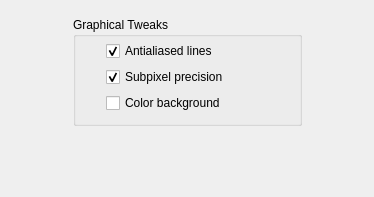
This is krita/plugins/paintops/hatching/wdghatchingpreferences.ui in KDE/krita as Qt 5 draws it before an edit. The edited form follows.
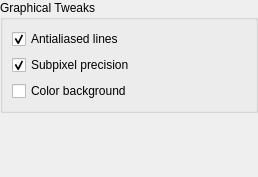
This is the edited form.

Commit message:
Make config UI of Hatching brush preferences more consistent
Before
* had parts centered horizontally

thanks boud for review

```diff
--- a/krita/plugins/paintops/hatching/wdghatchingpreferences.ui
+++ b/krita/plugins/paintops/hatching/wdghatchingpreferences.ui
@@ -6,74 +6,25 @@
    <rect>
     <x>0</x>
     <y>0</y>
-    <width>374</width>
-    <height>197</height>
+    <width>258</width>
+    <height>177</height>
    </rect>
   </property>
-  <property name="minimumSize">
-   <size>
-    <width>240</width>
-    <height>170</height>
-   </size>
+  <property name="sizePolicy">
+   <sizepolicy hsizetype="Preferred" vsizetype="Preferred">
+    <horstretch>0</horstretch>
+    <verstretch>0</verstretch>
+   </sizepolicy>
   </property>
-  <layout class="QGridLayout" name="gridLayout">
-   <property name="leftMargin">
-    <number>15</number>
+  <layout class="QVBoxLayout" name="verticalLayout">
+   <property name="margin">
+    <number>0</number>
    </property>
-   <property name="topMargin">
-    <number>17</number>
-   </property>
-   <property name="rightMargin">
-    <number>15</number>
-   </property>
-   <property name="bottomMargin">
-    <number>10</number>
-   </property>
-   <item row="1" column="1">
-    <spacer name="verticalSpacer">
-     <property name="orientation">
-      <enum>Qt::Vertical</enum>
-     </property>
-     <property name="sizeHint" stdset="0">
-      <size>
-       <width>20</width>
-       <height>40</height>
-      </size>
-     </property>
-    </spacer>
-   </item>
-   <item row="0" column="1">
+   <item>
     <widget class="QGroupBox" name="groupBox_2">
      <property name="title">
       <string>Graphical Tweaks</string>
      </property>
-     <layout class="QHBoxLayout" name="horizontalLayout_2" stretch="1,8,1">
-      <property name="leftMargin">
-       <number>10</number>
-      </property>
-      <property name="topMargin">
-       <number>4</number>
-      </property>
-      <property name="rightMargin">
-       <number>10</number>
-      </property>
-      <property name="bottomMargin">
-       <number>10</number>
-      </property>
-      <item>
-       <spacer name="horizontalSpacer_3">
-        <property name="orientation">
-         <enum>Qt::Horizontal</enum>
-        </property>
-        <property name="sizeHint" stdset="0">
-         <size>
-          <width>40</width>
-          <height>20</height>
-         </size>
-        </property>
-       </spacer>
-      </item>
-      <item>
        <layout class="QVBoxLayout" name="verticalLayout_2">
         <item>
          <widget class="QCheckBox" name="antialiasCheckBox">
@@ -103,45 +54,17 @@
          </widget>
         </item>
        </layout>
-      </item>
-      <item>
-       <spacer name="horizontalSpacer_4">
-        <property name="orientation">
-         <enum>Qt::Horizontal</enum>
-        </property>
-        <property name="sizeHint" stdset="0">
-         <size>
-          <width>40</width>
-          <height>20</height>
-         </size>
-        </property>
-       </spacer>
-      </item>
-     </layout>
     </widget>
    </item>
-   <item row="0" column="0">
-    <spacer name="horizontalSpacer">
+   <item>
+    <spacer name="verticalSpacer">
      <property name="orientation">
-      <enum>Qt::Horizontal</enum>
+      <enum>Qt::Vertical</enum>
      </property>
      <property name="sizeHint" stdset="0">
       <size>
-       <width>40</width>
-       <height>20</height>
-      </size>
-     </property>
-    </spacer>
-   </item>
-   <item row="0" column="2">
-    <spacer name="horizontalSpacer_2">
-     <property name="orientation">
-      <enum>Qt::Horizontal</enum>
-     </property>
-     <property name="sizeHint" stdset="0">
-      <size>
-       <width>40</width>
-       <height>20</height>
+       <width>0</width>
+       <height>0</height>
       </size>
      </property>
     </spacer>
```
Lines whose indentation alone changed are shown as unchanged.
